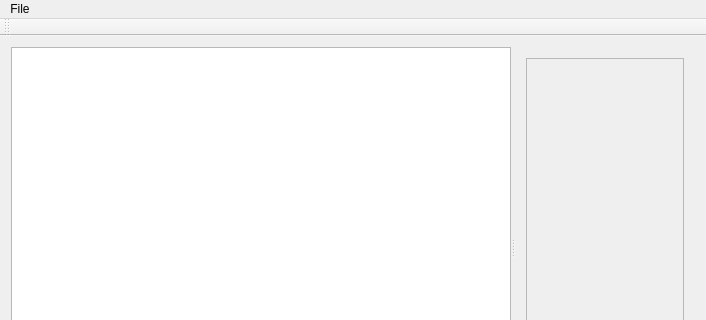
Before: the Qt Designer form mainwindow.ui in onto/effy, drawn with Qt 5; both pictures show x 0 to 706 and y 0 to 320 of the 706 by 480 pixel window.
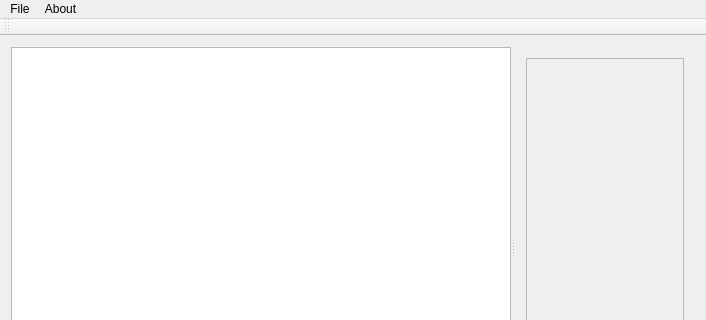
After: the same form once the commit is applied.

The edit to the form file:
```diff
--- a/mainwindow.ui
+++ b/mainwindow.ui
@@ -114,7 +114,14 @@
     </property>
     <addaction name="actionQuit"/>
    </widget>
+   <widget class="QMenu" name="menuAbout">
+    <property name="title">
+     <string>About</string>
+    </property>
+    <addaction name="actionAbout_Qt"/>
+   </widget>
    <addaction name="menuFile"/>
+   <addaction name="menuAbout"/>
   </widget>
   <widget class="QStatusBar" name="statusBar"/>
   <widget class="QToolBar" name="toolBar">
```
Left out of the diff: 9 changed lines with no effect on the pictures.
